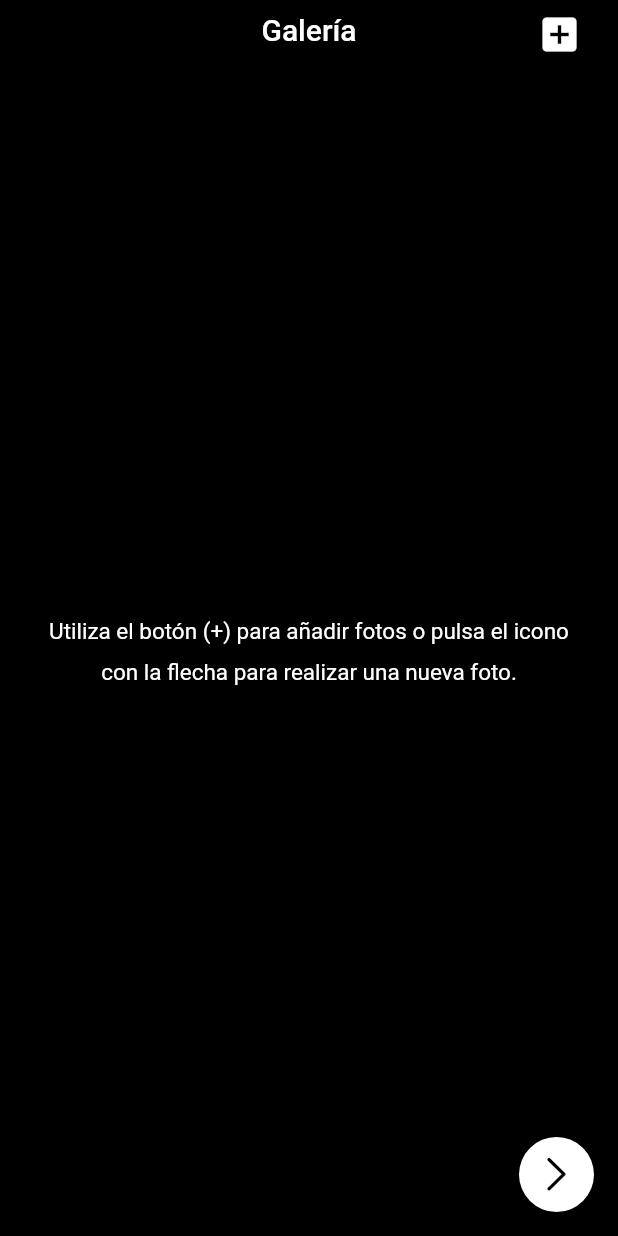
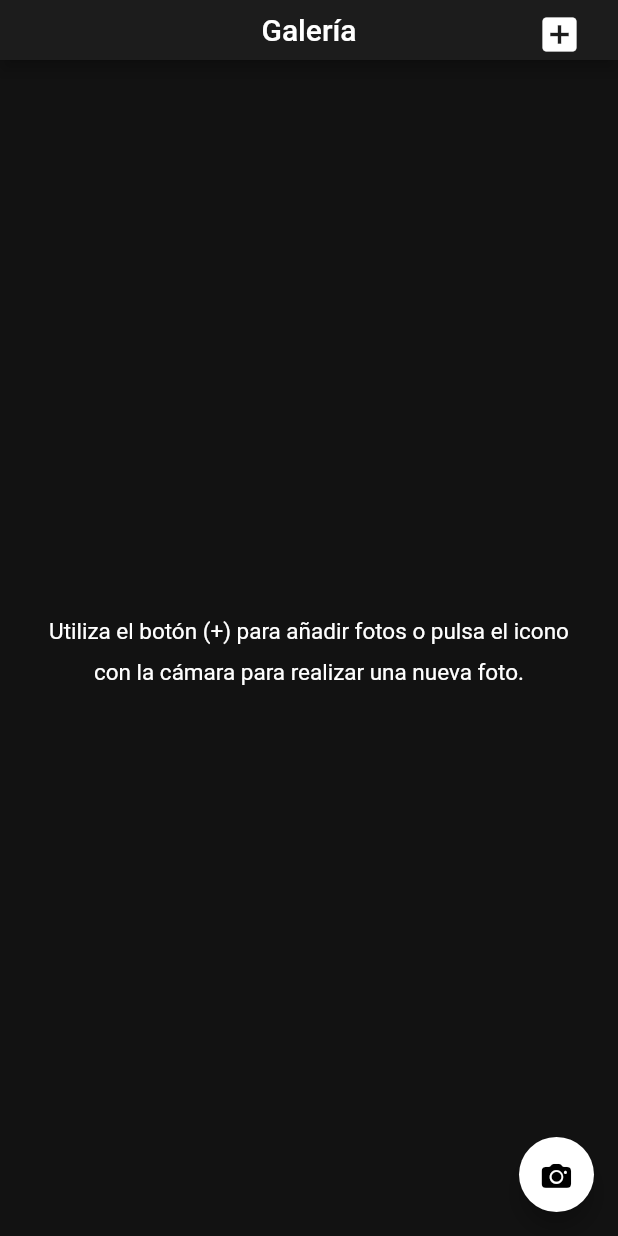
Before and after one commit to ipm-fic/Flutter-Camera-App-IPM, a Flutter app: the screen it shows after launch, on a phone screen of 412 x 824 dp. Run offline on Flutter 3.47's test engine with Material 2 defaults, Android fonts, the phone set to English and light mode, and no system bars; our stand-ins replace camera, image_picker, permission_handler, rxdart, shared_preferences; missing offline and left inert: flutter_device_type.

Commit message:
Adaptación a material guidelines

```diff
--- a/camera_app/lib/src/app.dart
+++ b/camera_app/lib/src/app.dart
@@ -8,7 +8,7 @@ class App extends StatelessWidget {
     return MaterialApp(
       title: 'Camera App',
       theme: ThemeData(
-        primaryColor: Colors.black,
+        primaryColor: Color(0xff1c1c1c),
         visualDensity: VisualDensity.adaptivePlatformDensity,
       ),
       home: LoadingScreen(),
--- a/camera_app/lib/src/ui/camera_screen.dart
+++ b/camera_app/lib/src/ui/camera_screen.dart
@@ -86,7 +86,7 @@ class _CameraScreenState extends State {
   Widget build(BuildContext context) {
     SystemChrome.setPreferredOrientations([DeviceOrientation.portraitUp]);
     return Scaffold(
-      backgroundColor: Colors.black,
+      backgroundColor: Color(0xff121212),
       body: Container(
         child: SafeArea(
           child: Column(
@@ -100,7 +100,7 @@ class _CameraScreenState extends State {
                 alignment: Alignment.center,
                 child: Container(
                   height: adaptView(150.0, 100.0),
-                  color: Colors.black,
+                  color: Color(0xff121212),
                   child: Row(
                     mainAxisAlignment: MainAxisAlignment.center,
                     mainAxisSize: MainAxisSize.max,
@@ -147,6 +147,7 @@ class _CameraScreenState extends State {
           width: adaptView(100.0, 50.0),
           height: adaptView(100.0, 50.0),
           child: FloatingActionButton(
+            elevation: 0,
             child: Icon(Icons.camera,
                 color: Colors.black, size: adaptView(50.0, 30.0)),
             backgroundColor: Colors.white,
--- a/camera_app/lib/src/ui/gallery_screen.dart
+++ b/camera_app/lib/src/ui/gallery_screen.dart
@@ -44,9 +44,9 @@ class _MyHomePageState extends State<MyHomePage> {
       DeviceOrientation.landscapeLeft
     ]);
     return Scaffold(
-      backgroundColor: Colors.black,
+      backgroundColor: Color(0xff121212),
       appBar: PreferredSize(
-        preferredSize: Size.fromHeight(adaptView(80.0, 40.0)),
+        preferredSize: Size.fromHeight(adaptView(65.0, 40.0)),
         child: AppBar(
           title: Text(
             widget.title,
@@ -55,6 +55,7 @@ class _MyHomePageState extends State<MyHomePage> {
               fontSize: adaptView(35.0, 20.0),
             ),
           ),
+          elevation: 4,
           actions: <Widget>[
             Padding(
               padding: EdgeInsets.only(right: adaptView(30.0, 15.0)),
@@ -86,10 +87,11 @@ class _MyHomePageState extends State<MyHomePage> {
           tooltip: 'Hacer foto',
           backgroundColor: Colors.white,
           child: Icon(
-            CupertinoIcons.right_chevron,
+            CupertinoIcons.photo_camera_solid,
             color: Colors.black,
-            size: adaptView(50.0, 30.0),
+            size: adaptView(34.0, 20.0),
           ),
+          elevation: 6,
         ),
       ), // This trailing comma makes auto-formatting nicer for build methods.
     );
@@ -101,7 +103,7 @@ class _MyHomePageState extends State<MyHomePage> {
         padding: EdgeInsets.all(20),
         child: Center(
           child: Text(
-            "Utiliza el botón (+) para añadir fotos o pulsa el icono con la flecha"
+            "Utiliza el botón (+) para añadir fotos o pulsa el icono con la cámara"
             " para realizar una nueva foto.",
             textAlign: TextAlign.center,
             style: TextStyle(
--- a/camera_app/lib/src/ui/loading_screen.dart
+++ b/camera_app/lib/src/ui/loading_screen.dart
@@ -8,7 +8,7 @@ class LoadingScreen extends StatelessWidget {
   Widget build(BuildContext context) {
     _gotoHome(context);
     return Scaffold(
-      backgroundColor: Colors.black,
+      backgroundColor: Color(0xff121212),
       body: Center(
         child: Icon(
           Icons.camera,
--- a/camera_app/lib/src/ui/output_screen.dart
+++ b/camera_app/lib/src/ui/output_screen.dart
@@ -30,9 +30,9 @@ class _OutputScreenState extends State<OutputScreen> {
       DeviceOrientation.landscapeLeft
     ]);
     return Scaffold(
-      backgroundColor: Colors.black,
+      backgroundColor: Color(0xff121212),
       appBar: PreferredSize(
-        preferredSize: Size.fromHeight(adaptView(80.0, 40.0)),
+        preferredSize: Size.fromHeight(adaptView(65.0, 40.0)),
         child: AppBar(
           centerTitle: true,
           title: Container(
```
Also changed, not shown: camera_app/lib/src/ui/preview_screen.dart (+9 -3 lines), 1 other file.
